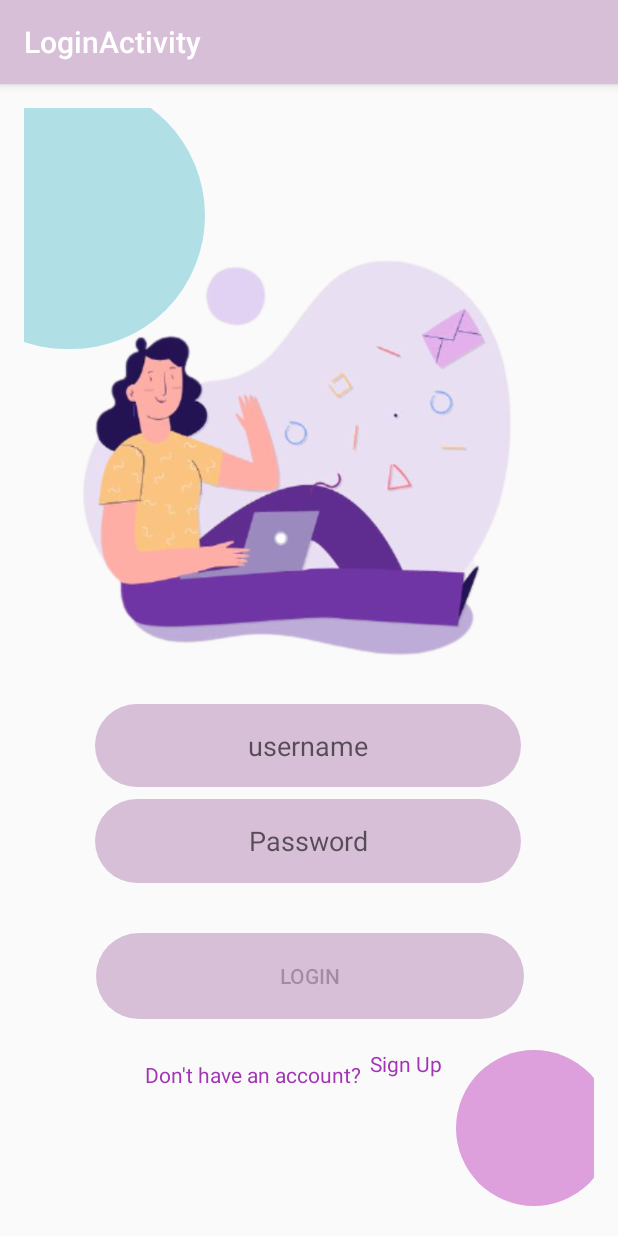
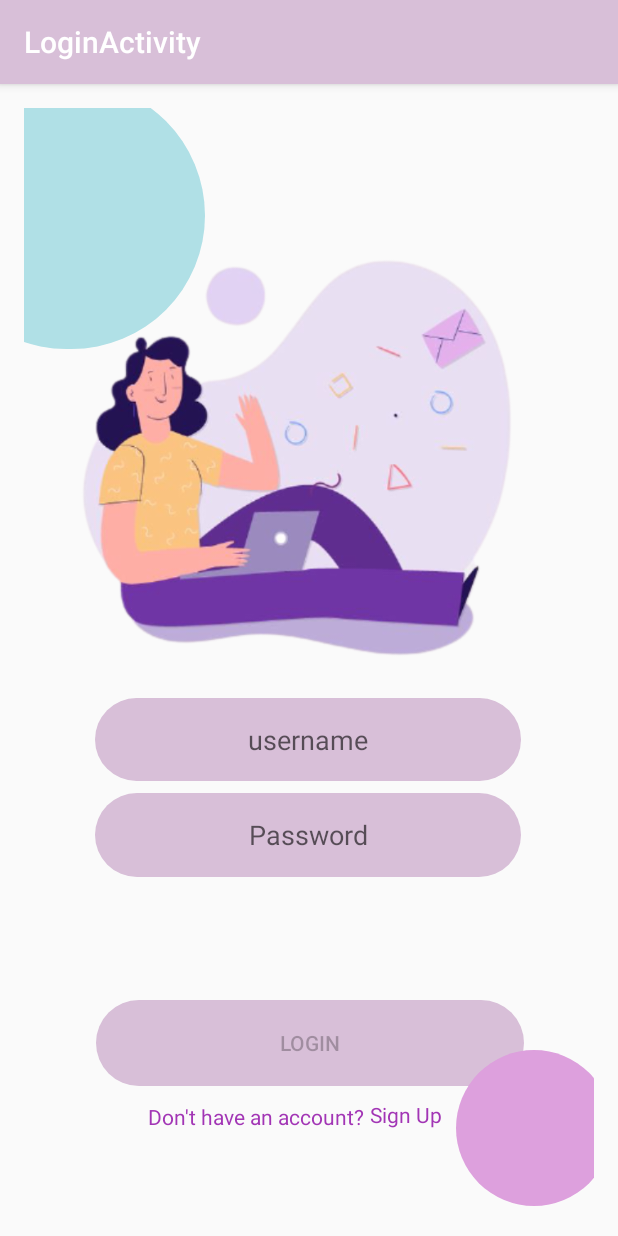
Before and after one commit to DinaAljutayli/OnlineCourse, an Android app: the LoginActivity screen opened directly, with no data from a screen before it, on a phone screen of 412 x 824 dp. Run offline under Robolectric (Android 15) with nearby library versions, the light colour scheme and no system bars.

Commit message:
added new activities Link MainActivity with SignUp_Student added course info activity

```diff
--- a/app/src/main/java/com/example/onlinecourse/StudentMain.java
+++ b/app/src/main/java/com/example/onlinecourse/Student_Info.java
@@ -4,11 +4,11 @@ import androidx.appcompat.app.AppCompatActivity;
 
 import android.os.Bundle;
 
-public class StudentMain extends AppCompatActivity {
+public class Student_Info extends AppCompatActivity {
 
     @Override
     protected void onCreate(Bundle savedInstanceState) {
         super.onCreate(savedInstanceState);
-       // setContentView(R.layout.activity_student_main);
+        setContentView(R.layout.activity_student__info);
     }
 }
--- a/app/src/main/java/com/example/onlinecourse/ui/login/LoginActivity.java
+++ b/app/src/main/java/com/example/onlinecourse/ui/login/LoginActivity.java
@@ -34,6 +34,7 @@ public class LoginActivity extends AppCompatActivity {
         signUp_textview.setOnClickListener(new View.OnClickListener() {
             @Override
             public void onClick(View view) {
+
                 String user = username_editext_login.getText().toString().trim();
                 String password = password_editext_login.getText().toString().trim();
              //   Boolean res = db.checkUser(user, password);
--- a/app/src/main/res/layout/activity_login.xml
+++ b/app/src/main/res/layout/activity_login.xml
@@ -17,8 +17,9 @@
         android:layout_width="284dp"
         android:layout_height="55dp"
         android:layout_marginStart="24dp"
-        android:layout_marginTop="28dp"
+        android:layout_marginTop="24dp"
         android:layout_marginEnd="24dp"
+        android:autofillHints=""
         android:background="@drawable/circle"
         android:gravity="center"
         android:hint="@string/prompt_email"
@@ -27,8 +28,7 @@
         app:layout_constraintEnd_toEndOf="parent"
         app:layout_constraintHorizontal_bias="0.493"
         app:layout_constraintStart_toStartOf="parent"
-        app:layout_constraintTop_toBottomOf="@+id/imageView6"
-        android:autofillHints="" />
+        app:layout_constraintTop_toBottomOf="@+id/imageView6" />
 
     <EditText
         android:id="@+id/password_editext_login"
@@ -59,16 +59,14 @@
         android:layout_marginLeft="84dp"
         android:layout_marginEnd="90dp"
         android:layout_marginRight="90dp"
-        android:layout_marginBottom="116dp"
+        android:layout_marginBottom="84dp"
         android:background="@drawable/circle"
         android:enabled="false"
         android:text="@string/action_sign_in"
         app:layout_constraintBottom_toBottomOf="parent"
         app:layout_constraintEnd_toEndOf="parent"
         app:layout_constraintHorizontal_bias="0.458"
-        app:layout_constraintStart_toStartOf="parent"
-        app:layout_constraintTop_toBottomOf="@+id/password_editext_login"
-        app:layout_constraintVertical_bias="0.73" />
+        app:layout_constraintStart_toStartOf="parent" />
 
     <ProgressBar
         android:id="@+id/loading"
@@ -90,28 +88,27 @@
         android:id="@+id/NoAccount_textView"
         android:layout_width="176dp"
         android:layout_height="29dp"
-        android:layout_marginBottom="72dp"
+        android:layout_marginBottom="44dp"
         android:text="@string/don_t_have_an_account"
         android:textColor="#A235B5"
         app:layout_constraintBottom_toBottomOf="parent"
         app:layout_constraintEnd_toEndOf="parent"
-        app:layout_constraintHorizontal_bias="0.395"
-        app:layout_constraintStart_toStartOf="parent"
-        app:layout_constraintTop_toBottomOf="@+id/login_button"
-        app:layout_constraintVertical_bias="1.0" />
+        app:layout_constraintHorizontal_bias="0.404"
+        app:layout_constraintStart_toStartOf="parent" />
 
     <TextView
         android:id="@+id/signUp_textview"
-        android:layout_width="76dp"
-        android:layout_height="22dp"
+        android:layout_width="81dp"
+        android:layout_height="25dp"
+        android:layout_marginTop="19dp"
+        android:layout_marginBottom="60dp"
         android:text="@string/sign_up"
         android:textColor="#A235B5"
         app:layout_constraintBottom_toBottomOf="parent"
         app:layout_constraintEnd_toEndOf="parent"
-        app:layout_constraintHorizontal_bias="0.758"
+        app:layout_constraintHorizontal_bias="0.772"
         app:layout_constraintStart_toStartOf="parent"
-        app:layout_constraintTop_toBottomOf="@+id/login_button"
-        app:layout_constraintVertical_bias="0.185" />
+        app:layout_constraintTop_toBottomOf="@+id/login_button" />
 
     <ImageView
         android:id="@+id/imageView6"
--- a/app/src/main/res/values/strings.xml
+++ b/app/src/main/res/values/strings.xml
@@ -23,4 +23,6 @@
     <string name="faculityid">FaculityID</string>
     <string name="studentspic">StudentsPic</string>
     <string name="student_id">Student ID</string>
+    <string name="course_information">Course Information</string>
+    <string name="view">View</string>
 </resources>
--- a/app/src/main/res/values/styles.xml
+++ b/app/src/main/res/values/styles.xml
@@ -7,4 +7,6 @@
         <item name="colorAccent">@color/colorAccent</item>
     </style>
 
+
+
 </resources>
```
Also changed, not shown: app/src/main/AndroidManifest.xml (+6 -6 lines), app/src/main/java/com/example/onlinecourse/CourseInformation.java (added, +14 -0 lines), app/src/main/res/layout/activity_course_information.xml (added, +159 -0 lines), app/src/main/res/layout/activity_student__info.xml (added, +9 -0 lines), app/src/main/res/drawable/android.png (added), app/src/main/res/drawable/java.png (added), app/src/main/res/drawable/kotlin.png (added), app/src/main/res/drawable/python.png (added).
